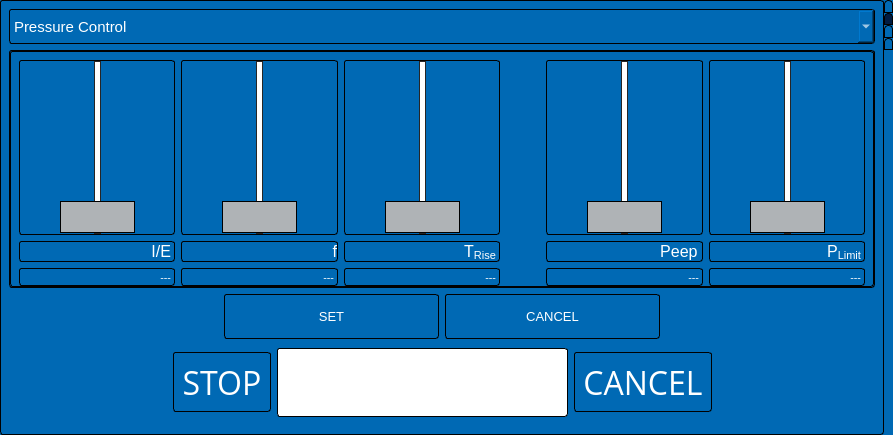
The window that TOSV-GUI.ui (trinamic/TOSV-UserInterface) describes before a commit, drawn with Qt 5.
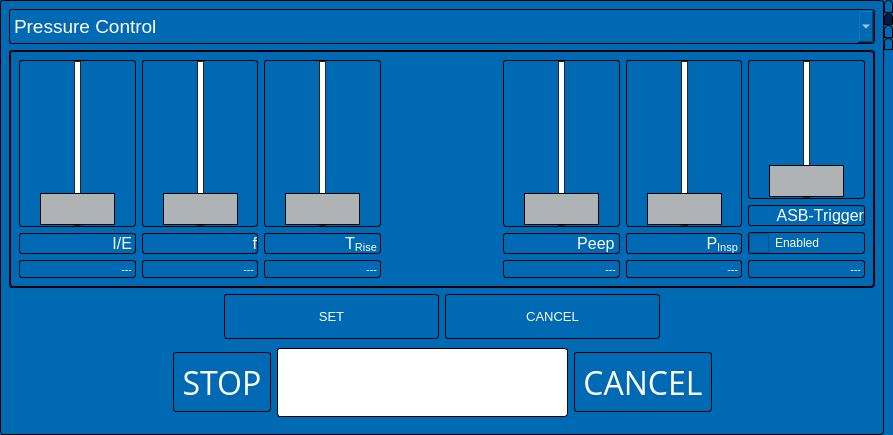
The same window after the commit. The open tabs and pages were chosen to show the change. Icons and pictures are not drawn. Custom widgets are drawn as their Qt base class.

```diff
--- a/TOSV-GUI.ui
+++ b/TOSV-GUI.ui
@@ -498,7 +498,7 @@
          </property>
          <property name="font">
           <font>
-           <pointsize>11</pointsize>
+           <pointsize>14</pointsize>
           </font>
          </property>
          <item>
@@ -519,22 +519,7 @@
           <number>1</number>
          </property>
          <widget class="QWidget" name="pressure_settings">
-          <layout class="QHBoxLayout" name="horizontalLayout_3" stretch="1,1,1,0,1,1">
-           <property name="spacing">
-            <number>6</number>
-           </property>
-           <property name="leftMargin">
-            <number>9</number>
-           </property>
-           <property name="topMargin">
-            <number>9</number>
-           </property>
-           <property name="rightMargin">
-            <number>9</number>
-           </property>
-           <property name="bottomMargin">
-            <number>1</number>
-           </property>
+          <layout class="QHBoxLayout" name="horizontalLayout_3">
            <item>
             <layout class="QVBoxLayout" name="verticalLayout_3" stretch="0,0,0">
              <property name="leftMargin">
@@ -942,7 +927,7 @@
              <item>
               <widget class="QLabel" name="label_5">
                <property name="text">
-                <string>&lt;html&gt;&lt;head/&gt;&lt;body&gt;&lt;p align=&quot;right&quot;&gt;&lt;span style=&quot; font-size:12pt;&quot;&gt;P&lt;/span&gt;&lt;span style=&quot; font-size:12pt; vertical-align:sub;&quot;&gt;Limit &lt;/span&gt;&lt;/p&gt;&lt;/body&gt;&lt;/html&gt;</string>
+                <string>&lt;html&gt;&lt;head/&gt;&lt;body&gt;&lt;p align=&quot;right&quot;&gt;&lt;span style=&quot; font-size:12pt;&quot;&gt;P&lt;/span&gt;&lt;span style=&quot; font-size:12pt; vertical-align:sub;&quot;&gt;Insp &lt;/span&gt;&lt;/p&gt;&lt;/body&gt;&lt;/html&gt;</string>
                </property>
               </widget>
              </item>
@@ -973,6 +958,104 @@
              </item>
             </layout>
            </item>
+           <item>
+            <layout class="QVBoxLayout" name="verticalLayout_9">
+             <property name="leftMargin">
+              <number>0</number>
+             </property>
+             <property name="topMargin">
+              <number>0</number>
+             </property>
+             <property name="rightMargin">
+              <number>0</number>
+             </property>
+             <property name="bottomMargin">
+              <number>0</number>
+             </property>
+             <item>
+              <widget class="QSlider" name="SliderPressureASBTrigger">
+               <property name="sizePolicy">
+                <sizepolicy hsizetype="Expanding" vsizetype="Expanding">
+                 <horstretch>0</horstretch>
+                 <verstretch>0</verstretch>
+                </sizepolicy>
+               </property>
+               <property name="styleSheet">
+                <string notr="true">.QSlider {
+}
+
+.QSlider::groove:vertical {
+    border: 1px solid #262626;
+    width: 5px;
+  	 background: rgb(255, 255, 255) ;
+    margin: 0 12px;
+}
+
+.QSlider::handle:vertical {
+    background:#afb3b6 ;
+    border: 1px solid rgb(0, 0, 0);
+    height: 30px;
+    margin: -0px -35px;
+}</string>
+               </property>
+               <property name="maximum">
+                <number>6000</number>
+               </property>
+               <property name="orientation">
+                <enum>Qt::Vertical</enum>
+               </property>
+              </widget>
+             </item>
+             <item>
+              <widget class="QLabel" name="label_7">
+               <property name="text">
+                <string>&lt;html&gt;&lt;head/&gt;&lt;body&gt;&lt;p align=&quot;right&quot;&gt;&lt;span style=&quot; font-size:12pt;&quot;&gt;ASB-Trigger&lt;/span&gt;&lt;/p&gt;&lt;/body&gt;&lt;/html&gt;</string>
+               </property>
+              </widget>
+             </item>
+             <item>
+              <widget class="QCheckBox" name="checkBoxPressureASBEnabled">
+               <property name="minimumSize">
+                <size>
+                 <width>0</width>
+                 <height>10</height>
+                </size>
+               </property>
+               <property name="styleSheet">
+                <string notr="true">QCheckBox::indicator { width: 20px; height: 20px;}</string>
+               </property>
+               <property name="text">
+                <string>Enabled</string>
+               </property>
+              </widget>
+             </item>
+             <item>
+              <widget class="QLabel" name="LabelSetPressureASB">
+               <property name="font">
+                <font>
+                 <family>Open Sans</family>
+                 <pointsize>8</pointsize>
+                </font>
+               </property>
+               <property name="styleSheet">
+                <string notr="true"/>
+               </property>
+               <property name="text">
+                <string>---</string>
+               </property>
+               <property name="alignment">
+                <set>Qt::AlignRight|Qt::AlignTrailing|Qt::AlignVCenter</set>
+               </property>
+               <property name="openExternalLinks">
+                <bool>false</bool>
+               </property>
+               <property name="textInteractionFlags">
+                <set>Qt::LinksAccessibleByMouse|Qt::TextEditable</set>
+               </property>
+              </widget>
+             </item>
+            </layout>
+           </item>
           </layout>
          </widget>
          <widget class="QWidget" name="volume_settings">
```
Left out of the diff: 149 changed lines with no effect on the pictures.
